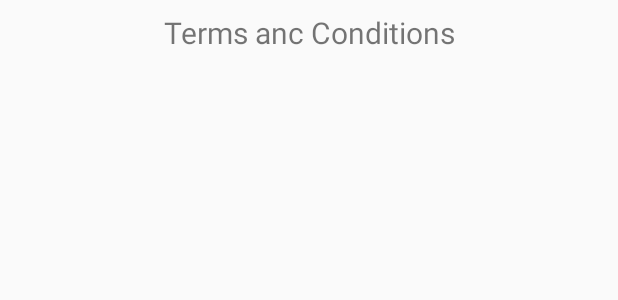
After one commit to SignBits/SignCoachApp, an Android app: the layout fragment_setting_term.xml on its own in the app's theme, with its tools: preview values and no code run, on a phone screen of 412 x 824 dp. The commit adds this screen. Shown: the top 300 px of the screen. Run offline under Robolectric (Android 15) with nearby library versions, the phone set to English and light mode, and no system bars.

Commit message:
Settings added pages for contact us and t&c

```diff
--- a/app/src/main/java/com/SDP/signbits/ui/quiz/QuizFragment.kt
+++ b/app/src/main/java/com/SDP/signbits/ui/quiz/QuizFragment.kt
@@ -17,6 +17,7 @@ import com.SDP.signbits.ui.quizCharToFinger.QuizCharToFinger
 import com.SDP.signbits.ui.quizFingerToChar.QuizFingerToChar
 import com.google.android.material.snackbar.SnackbarContentLayout
 import kotlinx.android.synthetic.main.fragment_quiz.*
+
 
 class QuizFragment : Fragment() {
 
--- a/app/src/main/java/com/SDP/signbits/ui/quizFingerToChar/QuizFingerToChar.kt
+++ b/app/src/main/java/com/SDP/signbits/ui/quizFingerToChar/QuizFingerToChar.kt
@@ -12,6 +12,8 @@ import androidx.fragment.app.FragmentManager
 import androidx.lifecycle.Observer
 import com.SDP.signbits.R
 import com.SDP.signbits.ui.quiz.QuizFragment
+
+
 
 
 class QuizFingerToChar : Fragment() {
--- /dev/null
+++ b/app/src/main/res/layout/fragment_setting_term.xml
@@ -0,0 +1,20 @@
+<?xml version="1.0" encoding="utf-8"?>
+<androidx.constraintlayout.widget.ConstraintLayout xmlns:android="http://schemas.android.com/apk/res/android"
+    xmlns:app="http://schemas.android.com/apk/res-auto"
+    android:layout_width="match_parent"
+    android:layout_height="match_parent">
+
+    <TextView
+        android:id="@+id/text_settingterm"
+        android:text="Terms anc Conditions"
+        android:layout_width="0dp"
+        android:layout_height="wrap_content"
+        android:layout_marginStart="8dp"
+        android:layout_marginTop="8dp"
+        android:layout_marginEnd="8dp"
+        android:textAlignment="center"
+        android:textSize="20sp"
+        app:layout_constraintEnd_toEndOf="parent"
+        app:layout_constraintStart_toStartOf="parent"
+        app:layout_constraintTop_toTopOf="parent" />
+</androidx.constraintlayout.widget.ConstraintLayout>
```
Also changed, not shown: app/src/main/java/com/SDP/signbits/ui/setting/SettingFragment.kt (+9 -5 lines), app/src/main/java/com/SDP/signbits/ui/settingcontact/SettingContactFragment.kt (added, +34 -0 lines), app/src/main/java/com/SDP/signbits/ui/settingcontact/SettingContactViewModel.kt (added, +12 -0 lines), app/src/main/java/com/SDP/signbits/ui/settingoptions/SettingTermFragment.kt (added, +34 -0 lines), app/src/main/java/com/SDP/signbits/ui/settingoptions/SettingTermViewModel.kt (added, +12 -0 lines), app/src/main/res/layout/fragment_setting_contact.xml (added, +18 -0 lines).
